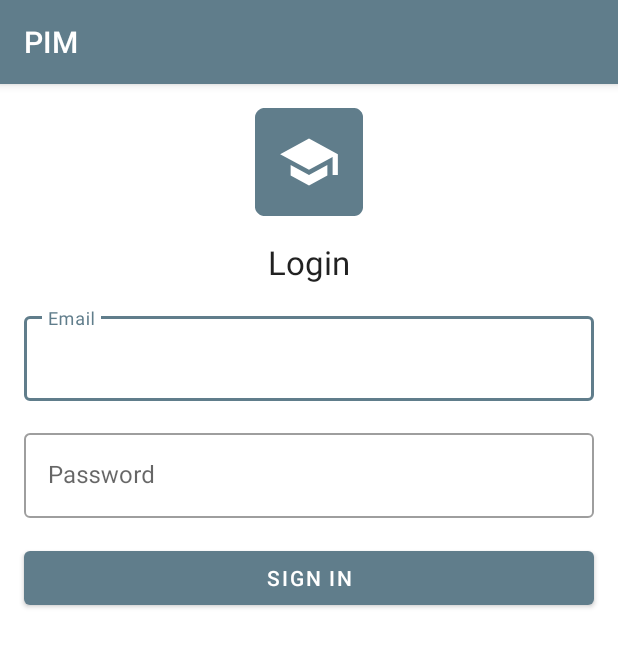
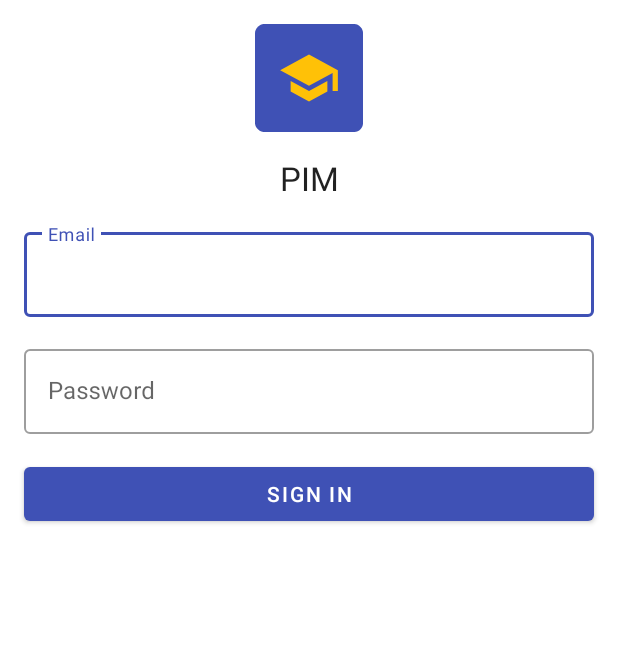
Before and after one commit to falvojr-classes/unip-2020-2-ads-tepoo, an Android app: the screen it shows after launch (MainActivity), on a phone screen of 412 x 824 dp. Shown: the top 647 px of the screen. Run offline under Robolectric (Android 15) with nearby library versions, the phone set to English and light mode, and no system bars.

Commit message:
Aula 25/08

```diff
--- a/PIM/app/src/main/AndroidManifest.xml
+++ b/PIM/app/src/main/AndroidManifest.xml
@@ -9,7 +9,9 @@
         android:roundIcon="@mipmap/ic_launcher_round"
         android:supportsRtl="true"
         android:theme="@style/AppTheme">
-        <activity android:name=".MainActivity">
+        <activity
+            android:name=".MainActivity"
+            android:theme="@style/NoActionBar">
             <intent-filter>
                 <action android:name="android.intent.action.MAIN" />
 
--- a/PIM/app/src/main/res/drawable/ic_launcher_foreground.xml
+++ b/PIM/app/src/main/res/drawable/ic_launcher_foreground.xml
@@ -3,7 +3,7 @@
     android:height="108dp"
     android:viewportWidth="108"
     android:viewportHeight="108"
-    android:tint="#FFFFFF">
+    android:tint="#FFC107">
   <group android:scaleX="1.7487"
       android:scaleY="1.7487"
       android:translateX="33.0156"
--- a/PIM/app/src/main/res/layout/activity_main.xml
+++ b/PIM/app/src/main/res/layout/activity_main.xml
@@ -16,12 +16,12 @@
         app:layout_constraintTop_toTopOf="parent"
         app:srcCompat="@mipmap/ic_launcher" />
 
-    <TextView
+    <com.google.android.material.textview.MaterialTextView
         android:id="@+id/tv_title"
         android:layout_width="wrap_content"
         android:layout_height="wrap_content"
         android:layout_marginTop="16dp"
-        android:text="@string/label_login"
+        android:text="@string/app_name"
         android:textAppearance="@style/TextAppearance.AppCompat.Large"
         app:layout_constraintEnd_toEndOf="parent"
         app:layout_constraintStart_toStartOf="parent"
@@ -70,7 +70,7 @@
 
     </com.google.android.material.textfield.TextInputLayout>
 
-    <Button
+    <com.google.android.material.button.MaterialButton
         android:id="@+id/bt_sign_in"
         android:layout_width="0dp"
         android:layout_height="wrap_content"
--- a/PIM/app/src/main/res/values/colors.xml
+++ b/PIM/app/src/main/res/values/colors.xml
@@ -1,6 +1,6 @@
 <?xml version="1.0" encoding="utf-8"?>
 <resources>
-    <color name="colorPrimary">#607D8B</color>
-    <color name="colorPrimaryDark">#455A64</color>
-    <color name="colorAccent">#E040FB</color>
+    <color name="colorPrimary">#3F51B5</color>
+    <color name="colorPrimaryDark">#303F9F</color>
+    <color name="colorAccent">#FFC107</color>
 </resources>
--- a/PIM/app/src/main/res/values/strings.xml
+++ b/PIM/app/src/main/res/values/strings.xml
@@ -1,7 +1,6 @@
 <resources>
     <string name="app_name" translatable="false">PIM</string>
 
-    <string name="label_login" translatable="false">Login</string>
     <string name="label_email" translatable="false">Email</string>
     <string name="label_password">Password</string>
     <string name="label_sign_in">Sign In</string>
--- a/PIM/app/src/main/res/values/styles.xml
+++ b/PIM/app/src/main/res/values/styles.xml
@@ -7,4 +7,9 @@
         <item name="colorAccent">@color/colorAccent</item>
     </style>
 
+    <style name="NoActionBar" parent="AppTheme">
+        <item name="windowActionBar">false</item>
+        <item name="windowNoTitle">true</item>
+    </style>
+
 </resources>
```
Also changed, not shown: PIM/app/src/main/ic_launcher-playstore.png, PIM/app/src/main/res/mipmap-hdpi/ic_launcher.png, PIM/app/src/main/res/mipmap-hdpi/ic_launcher_round.png, PIM/app/src/main/res/mipmap-mdpi/ic_launcher.png, PIM/app/src/main/res/mipmap-mdpi/ic_launcher_round.png, PIM/app/src/main/res/mipmap-xhdpi/ic_launcher.png, PIM/app/src/main/res/mipmap-xhdpi/ic_launcher_round.png, PIM/app/src/main/res/mipmap-xxhdpi/ic_launcher.png, PIM/app/src/main/res/mipmap-xxhdpi/ic_launcher_round.png, PIM/app/src/main/res/mipmap-xxxhdpi/ic_launcher.png, PIM/app/src/main/res/mipmap-xxxhdpi/ic_launcher_round.png.
